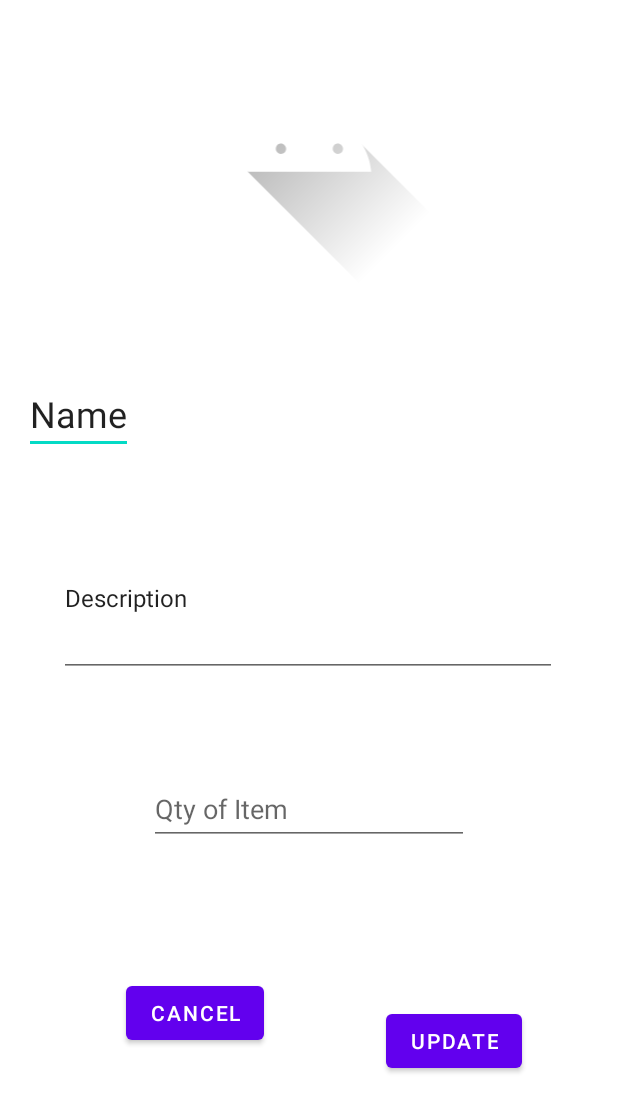
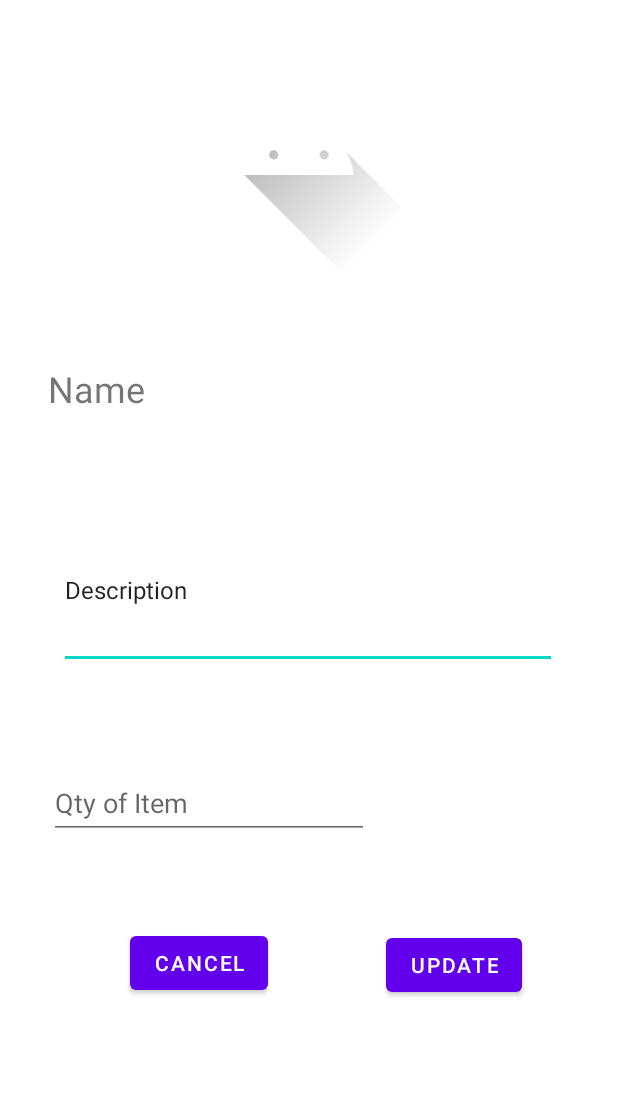
Before and after one commit to shirtygrizzly/freezergeeze, an Android app: the layout fragment_details.xml on its own in the app's theme, with its tools: preview values and no code run, on a phone screen of 412 x 824 dp. Shown: the top 1112 px of the screen. Run offline under Robolectric (Android 15) with nearby library versions, the phone set to English and light mode, and no system bars.

Commit message:
Working application - Commented

```diff
--- a/app/build.gradle
+++ b/app/build.gradle
@@ -81,6 +81,8 @@ dependencies {
 
     //CircleProfile
     implementation 'de.hdodenhof:circleimageview:3.1.0'
+    //Picasso
+    implementation 'com.squareup.picasso:picasso:2.71828'
 
 }
 repositories {
--- a/app/src/main/AndroidManifest.xml
+++ b/app/src/main/AndroidManifest.xml
@@ -7,9 +7,9 @@
 
     <application
         android:allowBackup="true"
-        android:icon="@mipmap/ic_launcher"
+        android:icon="@mipmap/ic_freezer"
         android:label="@string/app_name"
-        android:roundIcon="@mipmap/ic_launcher_round"
+        android:roundIcon="@mipmap/ic_freezer"
         android:supportsRtl="true"
         android:theme="@style/Theme.DrawerMenu.NoActionBar"
         >
--- a/app/src/main/java/com/example/freezergeez/Item.kt
+++ b/app/src/main/java/com/example/freezergeez/Item.kt
@@ -1,4 +1,4 @@
 package com.example.freezergeez
 
-
+//Item Data class
 data class Item(var itemName: String? = null, var itemQty: String? = null, var itemDesc: String? = null, var freezerLoc: String? = null, var photoURL: String? =null)
--- a/app/src/main/res/layout/fragment_details.xml
+++ b/app/src/main/res/layout/fragment_details.xml
@@ -11,15 +11,21 @@
 
     <ImageView
         android:id="@+id/itemPhoto"
-        android:layout_width="394dp"
-        android:layout_height="193dp"
+        android:layout_width="344dp"
+        android:layout_height="171dp"
+        android:layout_margin="15dp"
+        android:layout_marginHorizontal="15dp"
+        android:layout_marginVertical="15dp"
+        android:layout_marginTop="28dp"
         android:contentDescription="Photo of the item if provided"
         android:src="@drawable/ic_launcher_foreground"
         app:layout_constraintEnd_toEndOf="parent"
+        app:layout_constraintHorizontal_bias="0.326"
         app:layout_constraintStart_toStartOf="parent"
-        app:layout_constraintTop_toTopOf="parent" />
+        app:layout_constraintTop_toTopOf="parent"
+        app:srcCompat="@drawable/freezer" />
 
-    <EditText
+    <TextView
         android:id="@+id/itemName"
         android:layout_width="wrap_content"
         android:layout_height="wrap_content"
@@ -27,7 +33,7 @@
         android:text="Name"
         android:textSize="24sp"
         app:layout_constraintEnd_toEndOf="parent"
-        app:layout_constraintHorizontal_bias="0.047"
+        app:layout_constraintHorizontal_bias="0.093"
         app:layout_constraintStart_toStartOf="parent"
         app:layout_constraintTop_toBottomOf="@+id/itemPhoto" />
 
@@ -54,6 +60,7 @@
         android:minHeight="48dp"
         app:layout_constraintBottom_toBottomOf="parent"
         app:layout_constraintEnd_toEndOf="parent"
+        app:layout_constraintHorizontal_bias="0.164"
         app:layout_constraintStart_toStartOf="parent"
         app:layout_constraintTop_toBottomOf="@+id/description"
         app:layout_constraintVertical_bias="0.198"
@@ -63,24 +70,33 @@
         android:id="@+id/update_btn"
         android:layout_width="wrap_content"
         android:layout_height="wrap_content"
+        android:layout_marginTop="619dp"
         android:text="Update"
         app:layout_constraintBottom_toBottomOf="parent"
         app:layout_constraintEnd_toEndOf="parent"
         app:layout_constraintHorizontal_bias="0.8"
         app:layout_constraintStart_toStartOf="parent"
-        app:layout_constraintTop_toBottomOf="@+id/showItemQty" />
+        app:layout_constraintTop_toTopOf="parent"
+        app:layout_constraintVertical_bias="0.0" />
 
     <Button
         android:id="@+id/cancel_btn"
         android:layout_width="wrap_content"
         android:layout_height="wrap_content"
-        android:layout_marginTop="88dp"
+        android:layout_marginTop="618dp"
         android:text="Cancel"
         app:layout_constraintBottom_toBottomOf="parent"
         app:layout_constraintEnd_toStartOf="@+id/update_btn"
-        app:layout_constraintHorizontal_bias="0.51"
+        app:layout_constraintHorizontal_bias="0.523"
         app:layout_constraintStart_toStartOf="parent"
-        app:layout_constraintTop_toBottomOf="@+id/showItemQty"
+        app:layout_constraintTop_toTopOf="parent"
         app:layout_constraintVertical_bias="0.0" />
 
+    <androidx.constraintlayout.widget.Guideline
+        android:id="@+id/guideline2"
+        android:layout_width="wrap_content"
+        android:layout_height="wrap_content"
+        android:orientation="vertical"
+        app:layout_constraintGuide_end="373dp" />
+
 </androidx.constraintlayout.widget.ConstraintLayout>
```
Also changed, not shown: app/src/main/java/com/example/freezergeez/AddItemToFreezer.kt (+30 -21 lines), app/src/main/java/com/example/freezergeez/DetailsFragment.kt (+68 -5 lines), app/src/main/java/com/example/freezergeez/FreezerOne.kt (+16 -14 lines), app/src/main/java/com/example/freezergeez/FreezerTwo.kt (+22 -7 lines), app/src/main/java/com/example/freezergeez/MainActivity.kt (+6 -5 lines), app/src/main/java/com/example/freezergeez/Profile.kt (+10 -8 lines), app/src/main/java/com/example/freezergeez/RvAdaptor.kt (+20 -25 lines), app/src/main/java/com/example/freezergeez/SharedView.kt (+5 -2 lines), app/src/main/res/layout/freezer_item.xml (+5 -4 lines), app/src/main/java/com/example/freezergeez/SignInActivity.kt (indentation only), app/src/main/res/mipmap-hdpi/ic_freezer.png (added).
